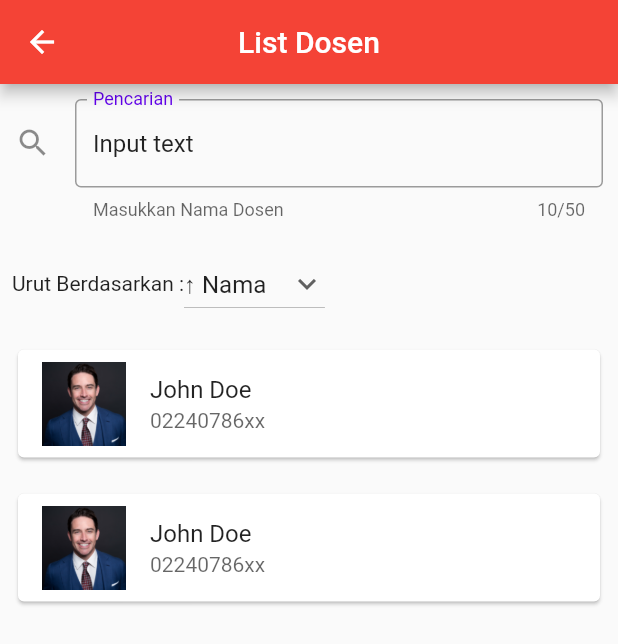
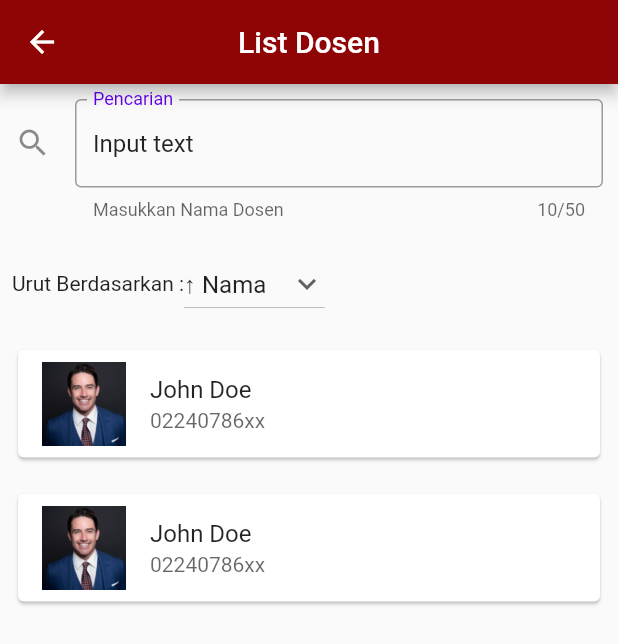
Before and after one commit to zuhalr/Provis, a Flutter app: the screen it shows after launch, after a tap on "List Dosen Prodi", on a phone screen of 412 x 824 dp. Shown: the top 644 px of the screen. Run offline on Flutter 3.47's test engine with Material 2 defaults, Android fonts, the light colour scheme and no system bars.

Commit message:
Modify Primary Color

```diff
--- a/lib/fasilitas.dart
+++ b/lib/fasilitas.dart
@@ -7,6 +7,7 @@ class Fasilitas extends StatelessWidget {
     return Scaffold(
       appBar: AppBar(
         title: const Text('Fasilitas'),
+        backgroundColor: Color.fromARGB(255, 143, 5, 5),
       ),
       body: ListView(
         children:[
--- a/lib/list_dosen.dart
+++ b/lib/list_dosen.dart
@@ -17,6 +17,7 @@ class ListDosen extends StatelessWidget {
     return Scaffold(
       appBar: AppBar(
         title: const Text('List Dosen'),
+        backgroundColor: const Color.fromARGB(255, 143, 5, 5),
         centerTitle: true,
       ),
       body: ListView(
--- a/lib/list_prestasi.dart
+++ b/lib/list_prestasi.dart
@@ -7,6 +7,7 @@ class ListPrestasi extends StatelessWidget {
     return Scaffold(
       appBar: AppBar(
         title: const Text('List Prestasi'),
+        backgroundColor: Color.fromARGB(255, 143, 5, 5),
       ),
      body: ListView(
           children: [
--- a/lib/main.dart
+++ b/lib/main.dart
@@ -15,7 +15,15 @@ class MyApp extends StatelessWidget {
   @override
   Widget build(BuildContext context) {
     return MaterialApp(
-        theme: ThemeData(primarySwatch: Colors.red),
+        theme: ThemeData(
+          primarySwatch: Colors.red,
+          elevatedButtonTheme: ElevatedButtonThemeData(
+            style: ElevatedButton.styleFrom(
+              primary: Color.fromARGB(255, 143, 5, 5), // background (button) color
+              onPrimary: Colors.white, // foreground (text) color
+            ),
+          ),
+        ),
         title: 'UPI DATA',
         home: MyHome());
   }
@@ -28,6 +36,7 @@ class MyHome extends StatelessWidget {
     return Center(
       child: Scaffold(
         appBar: AppBar(
+          backgroundColor: Color.fromARGB(255, 143, 5, 5),
           title: const Text('List Page'),
         ),
         body: Center(
--- a/lib/profil_dosen.dart
+++ b/lib/profil_dosen.dart
@@ -7,6 +7,7 @@ class ProfilDosen extends StatelessWidget {
     return Scaffold(
       appBar: AppBar(
         title: const Text('Profil Dosen'),
+        backgroundColor: Color.fromARGB(255, 143, 5, 5),
       ),
       body: ListView(
         children:[
```
